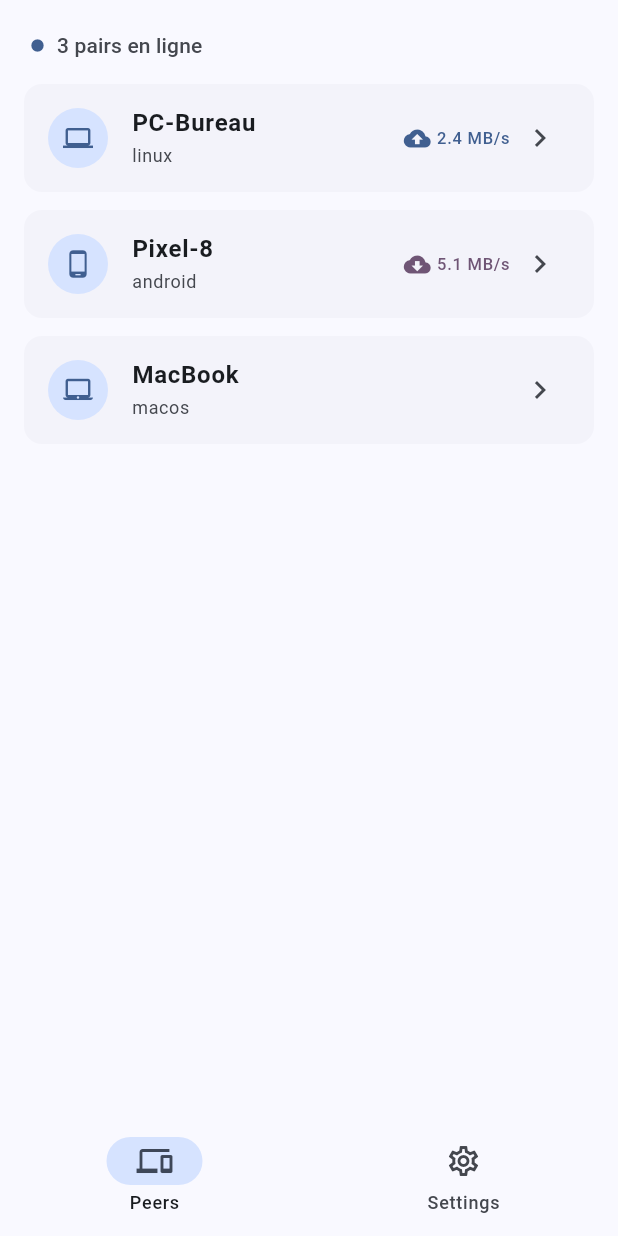
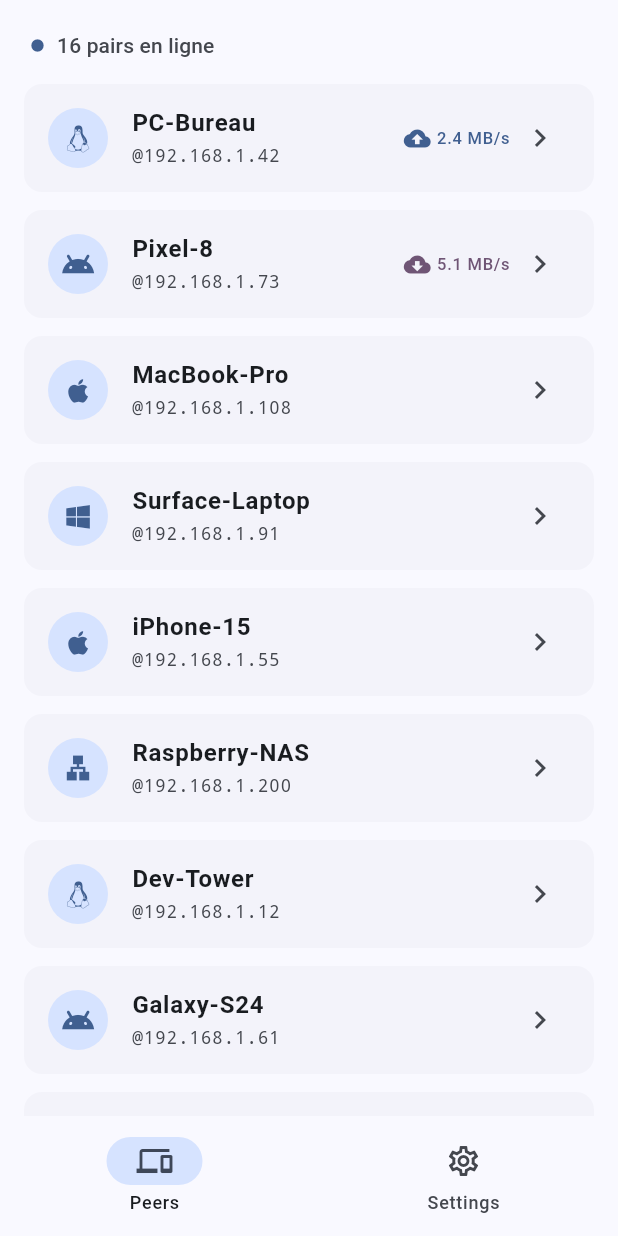
Before and after one commit to rinelfi-git/x-link, a Flutter app: the screen it shows after launch, on a phone screen of 412 x 824 dp. Run offline on Flutter 3.47's test engine with Material 3 defaults, Android fonts, the phone set to English and light mode, and no system bars; our stand-ins replace file_picker, font_awesome_flutter; missing offline and left inert: desktop_drop, window_manager.

Commit message:
Refactor app titles to use 'X Link' and update peer data structure with IP addresses

```diff
--- a/lib/app/desktop_app.dart
+++ b/lib/app/desktop_app.dart
@@ -9,7 +9,7 @@
   @override
   Widget build(BuildContext context) {
     return MaterialApp(
-      title: 'Cross Link',
+      title: 'X Link',
       debugShowCheckedModeBanner: false,
       theme: AppTheme.light,
       home: const HomePage(),
--- a/lib/app/mobile_app.dart
+++ b/lib/app/mobile_app.dart
@@ -9,7 +9,7 @@
   @override
   Widget build(BuildContext context) {
     return MaterialApp(
-      title: 'Cross Link',
+      title: 'X Link',
       debugShowCheckedModeBanner: false,
       theme: AppTheme.light,
       home: const HomePage(),
--- a/lib/app/setup_desktop.dart
+++ b/lib/app/setup_desktop.dart
@@ -11,7 +11,7 @@
     await windowManager.setMinimumSize(const Size(500, 750));
     await windowManager.setMaximumSize(const Size(500, 750));
     await windowManager.setResizable(false);
-    await windowManager.setTitle('Cross Link');
+    await windowManager.setTitle('X Link');
     await windowManager.center();
     await windowManager.show();
     await windowManager.focus();
--- a/lib/ui/pages/peers_page.dart
+++ b/lib/ui/pages/peers_page.dart
@@ -8,9 +8,22 @@
 
   // Données de démonstration
   static const _demoPeers = [
-    {'hostname': 'PC-Bureau', 'os': 'linux'},
-    {'hostname': 'Pixel-8', 'os': 'android'},
-    {'hostname': 'MacBook', 'os': 'macos'},
+    {'hostname': 'PC-Bureau', 'os': 'linux', 'ip': '192.168.1.42'},
+    {'hostname': 'Pixel-8', 'os': 'android', 'ip': '192.168.1.73'},
+    {'hostname': 'MacBook-Pro', 'os': 'macos', 'ip': '192.168.1.108'},
+    {'hostname': 'Surface-Laptop', 'os': 'windows', 'ip': '192.168.1.91'},
+    {'hostname': 'iPhone-15', 'os': 'ios', 'ip': '192.168.1.55'},
+    {'hostname': 'Raspberry-NAS', 'os': 'unknown', 'ip': '192.168.1.200'},
+    {'hostname': 'Dev-Tower', 'os': 'linux', 'ip': '192.168.1.12'},
+    {'hostname': 'Galaxy-S24', 'os': 'android', 'ip': '192.168.1.61'},
+    {'hostname': 'Mac-Mini-M4', 'os': 'macos', 'ip': '192.168.1.77'},
+    {'hostname': 'WorkStation-01', 'os': 'windows', 'ip': '192.168.1.34'},
+    {'hostname': 'iPad-Pro', 'os': 'ios', 'ip': '192.168.1.82'},
+    {'hostname': 'ThinkPad-X1', 'os': 'linux', 'ip': '192.168.1.145'},
+    {'hostname': 'Xiaomi-14', 'os': 'android', 'ip': '192.168.1.19'},
+    {'hostname': 'iMac-27', 'os': 'macos', 'ip': '192.168.1.167'},
+    {'hostname': 'Gaming-Rig', 'os': 'windows', 'ip': '192.168.1.88'},
+    {'hostname': 'Smart-TV', 'os': 'unknown', 'ip': '192.168.1.250'},
   ];
 
   @override
@@ -64,12 +77,13 @@
               : ListView.separated(
                   padding: const EdgeInsets.symmetric(horizontal: 12),
                   itemCount: _demoPeers.length,
-                  separatorBuilder: (_, __) => const SizedBox(height: 4),
+                  separatorBuilder: (_, _) => const SizedBox(height: 4),
                   itemBuilder: (context, index) {
                     final peer = _demoPeers[index];
                     return PeerTile(
                       hostname: peer['hostname']!,
                       os: peer['os']!,
+                      ip: peer['ip']!,
                       isUploading: index == 0,
                       uploadSpeed: index == 0 ? '2.4 MB/s' : null,
                       isDownloading: index == 1,
--- a/lib/ui/widgets/peer_tile.dart
+++ b/lib/ui/widgets/peer_tile.dart
@@ -1,8 +1,10 @@
 import 'package:flutter/material.dart';
+import 'package:font_awesome_flutter/font_awesome_flutter.dart';
 
 class PeerTile extends StatelessWidget {
   final String hostname;
   final String os;
+  final String ip;
   final VoidCallback onTap;
   final bool isUploading;
   final bool isDownloading;
@@ -13,6 +15,7 @@
     super.key,
     required this.hostname,
     required this.os,
+    required this.ip,
     required this.onTap,
     this.isUploading = false,
     this.isDownloading = false,
@@ -20,13 +23,13 @@
     this.downloadSpeed,
   });
 
-  IconData get _osIcon => switch (os) {
-    'linux' => Icons.computer,
-    'windows' => Icons.desktop_windows,
-    'macos' => Icons.laptop_mac,
-    'android' => Icons.phone_android,
-    'ios' => Icons.phone_iphone,
-    _ => Icons.devices,
+  FaIconData? get _osIcon => switch (os) {
+    'linux' => FontAwesomeIcons.linux,
+    'windows' => FontAwesomeIcons.windows,
+    'macos' => FontAwesomeIcons.apple,
+    'android' => FontAwesomeIcons.android,
+    'ios' => FontAwesomeIcons.apple,
+    _ => null,
   };
 
   @override
@@ -41,7 +44,9 @@
         shape: RoundedRectangleBorder(borderRadius: BorderRadius.circular(12)),
         leading: CircleAvatar(
           backgroundColor: theme.colorScheme.primaryContainer,
-          child: Icon(_osIcon, color: theme.colorScheme.primary, size: 20),
+          child: _osIcon != null
+              ? FaIcon(_osIcon!, color: theme.colorScheme.primary, size: 18)
+              : Icon(Icons.lan, color: theme.colorScheme.primary, size: 20),
         ),
         title: Text(
           hostname,
@@ -50,9 +55,10 @@
           ),
         ),
         subtitle: Text(
-          os,
+          '@$ip',
           style: theme.textTheme.bodySmall?.copyWith(
             color: theme.colorScheme.onSurfaceVariant,
+            fontFamily: 'monospace',
           ),
         ),
         trailing: Row(
--- a/pubspec.yaml
+++ b/pubspec.yaml
@@ -37,6 +37,7 @@
   window_manager: ^0.4.3
   desktop_drop: ^0.7.1
   file_picker: ^11.0.2
+  font_awesome_flutter: ^11.0.0
 
 dev_dependencies:
   flutter_test:
```
Also changed, not shown: lib/ui/pages/context_page.dart (+24 -15 lines), pubspec.lock, 1 other file.
